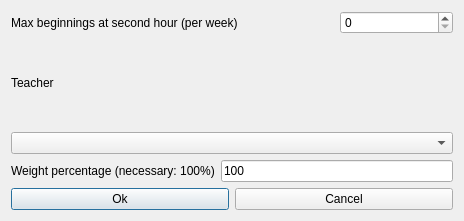
First picture: the form in fet/src/interface/modifyconstraintteacherafternoonsearlymaxbeginningsatsecondhourform_template.ui, repository vonmecheln/fet, before the edit.
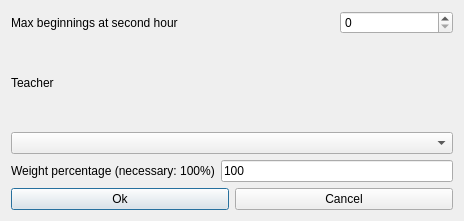
Second picture: the form after the edit.

Diff of the .ui file:
```diff
--- a/fet/src/interface/modifyconstraintteacherafternoonsearlymaxbeginningsatsecondhourform_template.ui
+++ b/fet/src/interface/modifyconstraintteacherafternoonsearlymaxbeginningsatsecondhourform_template.ui
@@ -80,7 +80,7 @@
       <enum>QFrame::Plain</enum>
      </property>
      <property name="text">
-      <string>Max beginnings at second hour (per week)</string>
+      <string>Max beginnings at second hour</string>
      </property>
      <property name="wordWrap">
       <bool>false</bool>
```
